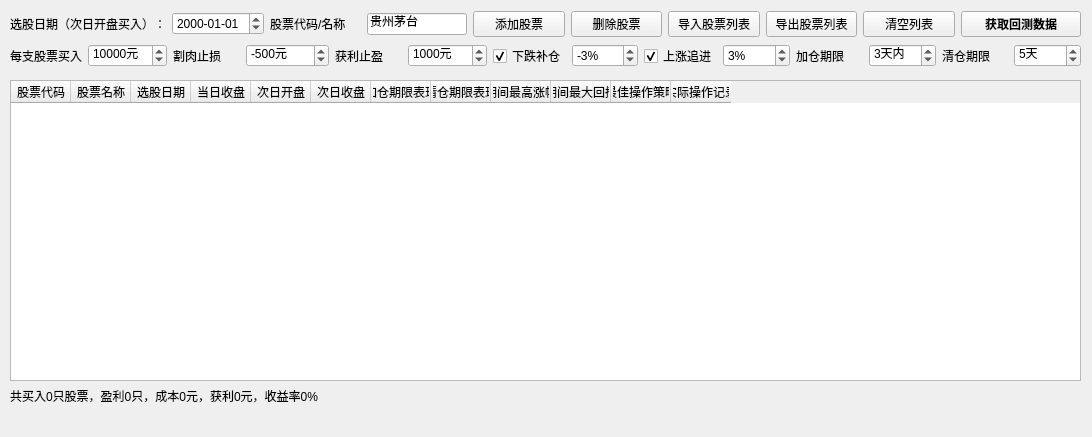
Old version of the form QtDesign/SelectedPerformance.ui in the repository victor647/QuantumStockTrade.
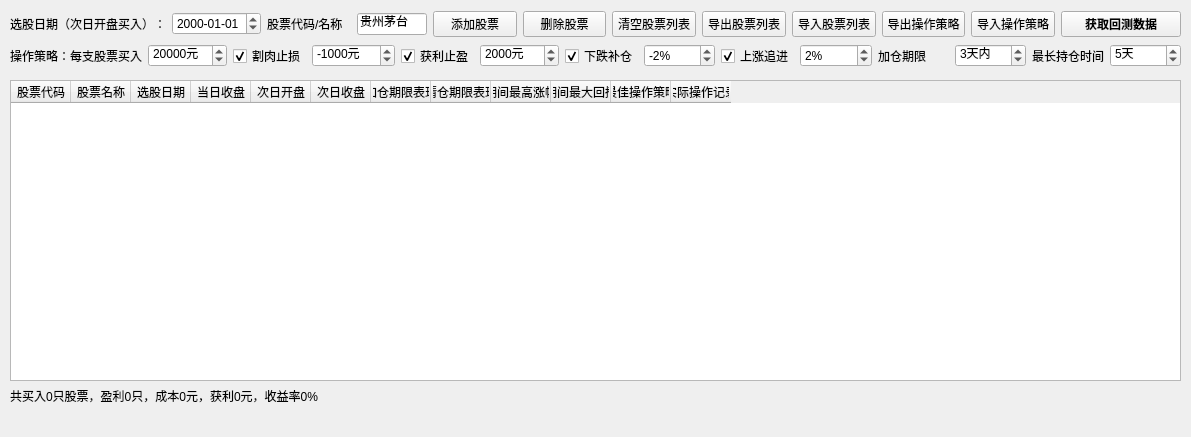
New version of the form.

Diff of the .ui file:
```diff
--- a/QtDesign/SelectedPerformance.ui
+++ b/QtDesign/SelectedPerformance.ui
@@ -6,7 +6,7 @@
    <rect>
     <x>0</x>
     <y>0</y>
-    <width>1092</width>
+    <width>1191</width>
     <height>437</height>
    </rect>
   </property>
@@ -19,7 +19,7 @@
      <rect>
       <x>10</x>
       <y>80</y>
-      <width>1071</width>
+      <width>1171</width>
       <height>301</height>
      </rect>
     </property>
@@ -29,6 +29,9 @@
       <pointsize>9</pointsize>
      </font>
     </property>
+    <property name="sortingEnabled">
+     <bool>true</bool>
+    </property>
     <attribute name="horizontalHeaderDefaultSectionSize">
      <number>60</number>
     </attribute>
@@ -120,10 +123,15 @@
      <rect>
       <x>10</x>
       <y>10</y>
-      <width>1071</width>
+      <width>1171</width>
       <height>60</height>
      </rect>
     </property>
+    <property name="font">
+     <font>
+      <pointsize>9</pointsize>
+     </font>
+    </property>
     <layout class="QVBoxLayout" name="verticalLayout">
      <item>
       <layout class="QHBoxLayout" name="horizontalLayout_2">
@@ -145,6 +153,7 @@
          <property name="font">
           <font>
            <family>Microsoft YaHei UI</family>
+           <pointsize>9</pointsize>
           </font>
          </property>
          <property name="displayFormat">
@@ -157,6 +166,7 @@
          <property name="font">
           <font>
            <family>Microsoft YaHei UI</family>
+           <pointsize>9</pointsize>
           </font>
          </property>
          <property name="text">
@@ -168,13 +178,14 @@
         <widget class="QLineEdit" name="iptStockCode">
          <property name="maximumSize">
           <size>
-           <width>100</width>
+           <width>70</width>
            <height>16777215</height>
           </size>
          </property>
          <property name="font">
           <font>
            <family>Microsoft YaHei UI</family>
+           <pointsize>9</pointsize>
           </font>
          </property>
          <property name="text">
@@ -212,7 +223,7 @@
         </widget>
        </item>
        <item>
-        <widget class="QPushButton" name="btnImportStockList">
+        <widget class="QPushButton" name="btnClearStocks">
          <property name="font">
           <font>
            <family>Microsoft YaHei UI</family>
@@ -220,7 +231,7 @@
           </font>
          </property>
          <property name="text">
-          <string>导入股票列表</string>
+          <string>清空股票列表</string>
          </property>
         </widget>
        </item>
@@ -238,7 +249,7 @@
         </widget>
        </item>
        <item>
-        <widget class="QPushButton" name="btnClearStocks">
+        <widget class="QPushButton" name="btnImportStockList">
          <property name="font">
           <font>
            <family>Microsoft YaHei UI</family>
@@ -246,7 +257,33 @@
           </font>
          </property>
          <property name="text">
-          <string>清空列表</string>
+          <string>导入股票列表</string>
+         </property>
+        </widget>
+       </item>
+       <item>
+        <widget class="QPushButton" name="btnExportStrategy">
+         <property name="font">
+          <font>
+           <family>Microsoft YaHei UI</family>
+           <pointsize>9</pointsize>
+          </font>
+         </property>
+         <property name="text">
+          <string>导出操作策略</string>
+         </property>
+        </widget>
+       </item>
+       <item>
+        <widget class="QPushButton" name="btnImporttrategy">
+         <property name="font">
+          <font>
+           <family>Microsoft YaHei UI</family>
+           <pointsize>9</pointsize>
+          </font>
+         </property>
+         <property name="text">
+          <string>导入操作策略</string>
          </property>
         </widget>
        </item>
@@ -284,7 +321,7 @@
           </font>
          </property>
          <property name="text">
-          <string>每支股票买入</string>
+          <string>操作策略：每支股票买入</string>
          </property>
         </widget>
        </item>
@@ -293,6 +330,7 @@
          <property name="font">
           <font>
            <family>Microsoft YaHei UI</family>
+           <pointsize>9</pointsize>
           </font>
          </property>
          <property name="suffix">
@@ -302,18 +340,18 @@
           <number>5000</number>
          </property>
          <property name="maximum">
-          <number>1000000</number>
+          <number>5000000</number>
          </property>
          <property name="singleStep">
           <number>1000</number>
          </property>
          <property name="value">
-          <number>10000</number>
+          <number>20000</number>
          </property>
         </widget>
        </item>
        <item>
-        <widget class="QLabel" name="lblLoseThreshold">
+        <widget class="QCheckBox" name="cbxLoseThreshold">
          <property name="font">
           <font>
            <family>Microsoft YaHei UI</family>
@@ -323,6 +361,9 @@
          <property name="text">
           <string>割肉止损</string>
          </property>
+         <property name="checked">
+          <bool>true</bool>
+         </property>
         </widget>
        </item>
        <item>
@@ -330,24 +371,25 @@
          <property name="font">
           <font>
            <family>Microsoft YaHei UI</family>
+           <pointsize>9</pointsize>
           </font>
          </property>
          <property name="suffix">
           <string>元</string>
          </property>
          <property name="minimum">
-          <number>-500000</number>
+          <number>-1000000</number>
          </property>
          <property name="maximum">
           <number>-100</number>
          </property>
          <property name="value">
-          <number>-500</number>
+          <number>-1000</number>
          </property>
         </widget>
        </item>
        <item>
-        <widget class="QLabel" name="lblWinThreshold">
+        <widget class="QCheckBox" name="cbxWinThreshold">
          <property name="font">
           <font>
            <family>Microsoft YaHei UI</family>
@@ -357,6 +399,9 @@
          <property name="text">
           <string>获利止盈</string>
          </property>
+         <property name="checked">
+          <bool>true</bool>
+         </property>
         </widget>
        </item>
        <item>
@@ -364,6 +409,7 @@
          <property name="font">
           <font>
            <family>Microsoft YaHei UI</family>
+           <pointsize>9</pointsize>
           </font>
          </property>
          <property name="suffix">
@@ -373,13 +419,13 @@
           <number>100</number>
          </property>
          <property name="maximum">
-          <number>500000</number>
+          <number>1000000</number>
          </property>
          <property name="singleStep">
           <number>1</number>
          </property>
          <property name="value">
-          <number>1000</number>
+          <number>2000</number>
          </property>
         </widget>
        </item>
@@ -388,6 +434,7 @@
          <property name="font">
           <font>
            <family>Microsoft YaHei UI</family>
+           <pointsize>9</pointsize>
           </font>
          </property>
          <property name="text">
@@ -403,19 +450,20 @@
          <property name="font">
           <font>
            <family>Microsoft YaHei UI</family>
+           <pointsize>9</pointsize>
           </font>
          </property>
          <property name="suffix">
           <string>%</string>
          </property>
          <property name="minimum">
-          <number>-10</number>
+          <number>-50</number>
          </property>
          <property name="maximum">
           <number>0</number>
          </property>
          <property name="value">
-          <number>-3</number>
+          <number>-2</number>
          </property>
         </widget>
        </item>
@@ -424,6 +472,7 @@
          <property name="font">
           <font>
            <family>Microsoft YaHei UI</family>
+           <pointsize>9</pointsize>
           </font>
          </property>
          <property name="text">
@@ -439,6 +488,7 @@
          <property name="font">
           <font>
            <family>Microsoft YaHei UI</family>
+           <pointsize>9</pointsize>
           </font>
          </property>
          <property name="suffix">
@@ -448,10 +498,10 @@
           <number>0</number>
          </property>
          <property name="maximum">
-          <number>10</number>
+          <number>50</number>
          </property>
          <property name="value">
-          <number>3</number>
+          <number>2</number>
          </property>
         </widget>
        </item>
@@ -473,6 +523,7 @@
          <property name="font">
           <font>
            <family>Microsoft YaHei UI</family>
+           <pointsize>9</pointsize>
           </font>
          </property>
          <property name="suffix">
@@ -501,7 +552,7 @@
           </font>
          </property>
          <property name="text">
-          <string>清仓期限</string>
+          <string>最长持仓时间</string>
          </property>
         </widget>
        </item>
@@ -510,6 +561,7 @@
          <property name="font">
           <font>
            <family>Microsoft YaHei UI</family>
+           <pointsize>9</pointsize>
           </font>
          </property>
          <property name="suffix">
```
Left out of the diff: 92 changed lines with no effect on the pictures.
